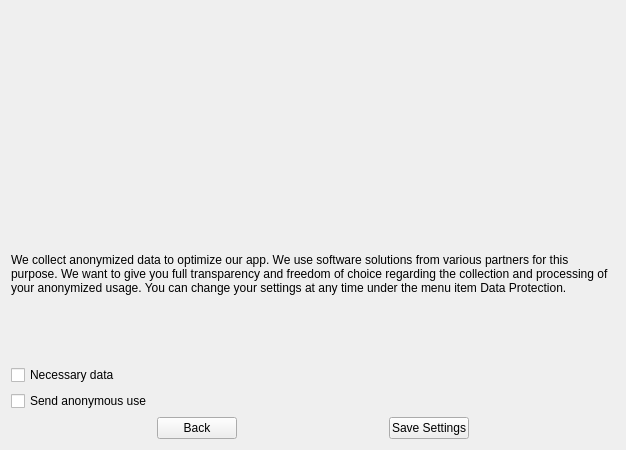
Before: the Qt Designer form src/gui/wizard/dataprotectionsettingspage.ui in IONOS-Productivity/nc-desktop, drawn with Qt 5.
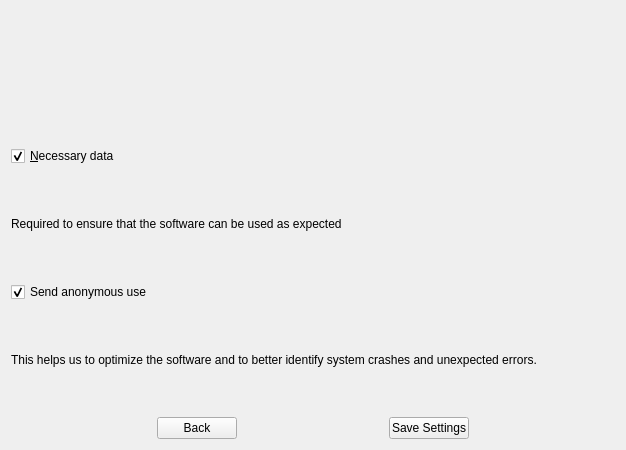
After: the same form once the commit is applied. Custom widgets are drawn as their Qt base class.

Commit message: SES-352 design changes in dataprotection settings

What changed in the file:
```diff
--- a/src/gui/wizard/dataprotectionsettingspage.ui
+++ b/src/gui/wizard/dataprotectionsettingspage.ui
@@ -21,44 +21,59 @@
         </property>
         <layout class="QVBoxLayout" name="mainVBox">
             <item>
-                <widget class="OCC::SlideShow" name="slideShow" native="true">
-                    <property name="font">
-                        <font>
-                            <pointsize>12</pointsize>
-                            <bold>true</bold>
-                        </font>
-                    </property>
-                    <property name="sizeHint" stdset="0">
-                        <size>
-                            <width>-1</width>
-                            <height>-1</height>
-                        </size>
-                    </property>
-                </widget>
-            </item>
-            <item>
-                <widget class="QLabel" name="label">
-                    <property name="text">
-                        <string>We collect anonymized data to optimize our app. We use software solutions from various partners for this purpose. We want to give you full transparency and freedom of choice regarding the collection and processing of your anonymized usage. You can change your settings at any time under the menu item Data Protection.</string>
-                    </property>
+                <widget class="QLabel" name="descriptionLabel">
                     <property name="wordWrap">
                         <bool>true</bool>
                     </property>
                 </widget>
             </item>
-            <item>
+            <item>        
+                <layout class="QVBoxLayout" name="necessaryDataLayout">
+                    <item>                
                 <widget class="QCheckBox" name="necessaryDataCheckBox">
                     <property name="text">
-                        <string>Necessary data</string>
+                                <string>&amp;Necessary data</string>
+                            </property>
+                            <property name="checked">
+                                <bool>true</bool>
                     </property>
                 </widget>
             </item>
             <item>
+                        <widget class="QLabel" name="necessaryDataLabel">
+                            <property name="text">
+                                <string>Required to ensure that the software can be used as expected</string>
+                            </property>
+                            <property name="wordWrap">
+                                <bool>true</bool>
+                            </property>
+                        </widget>
+                    </item>
+                </layout>
+            </item>
+            <item>        
+                <layout class="QVBoxLayout" name="anonymousDataLayout">
+                    <item>                
                 <widget class="QCheckBox" name="anonymousDataCheckBox">
                     <property name="text">
                         <string>Send anonymous use</string>
                     </property>
-                </widget>
+                            <property name="checked">
+                                <bool>true</bool>
+                            </property>
+                        </widget>
+                    </item>
+                    <item>
+                        <widget class="QLabel" name="anonymousDataLabel">
+                            <property name="text">
+                                <string>This helps us to optimize the software and to better identify system crashes and unexpected errors.</string>
+                            </property>
+                            <property name="wordWrap">
+                                <bool>true</bool>
+                            </property>
+                        </widget>
+                    </item>
+                </layout>
             </item>
             <item>
                 <layout class="QHBoxLayout" name="buttonLayout">
```
Lines whose indentation alone changed are shown as unchanged. The commit also changes 1 other file.
